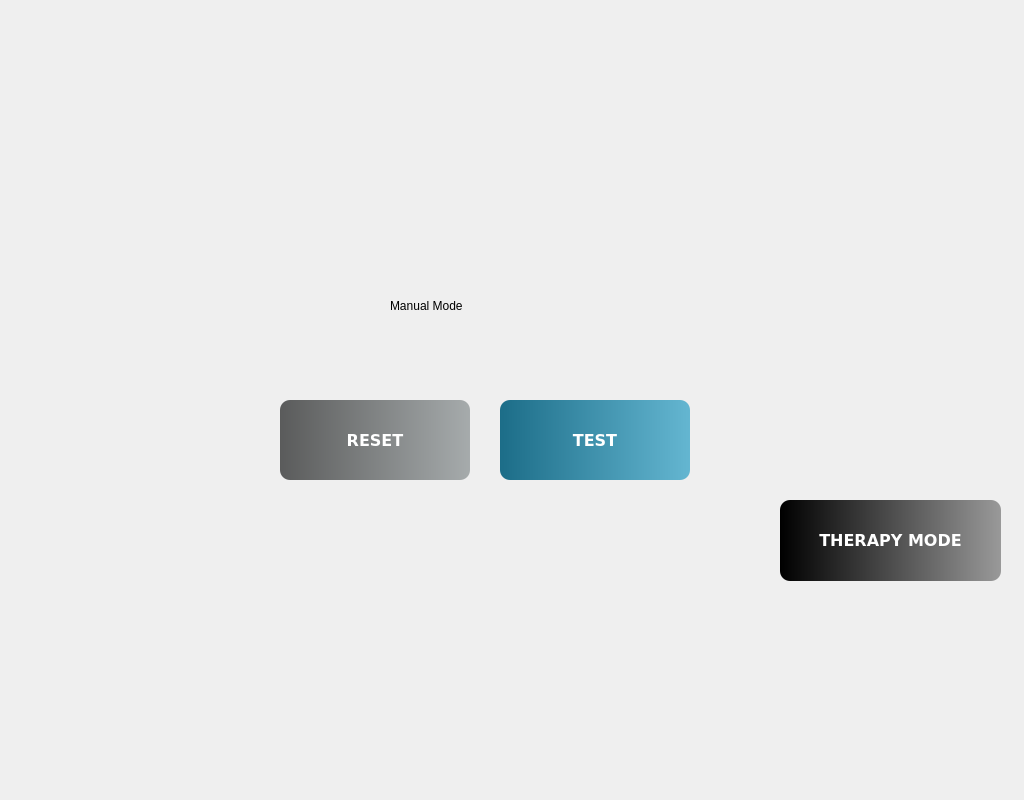
rexingere/rpt-senior-design, file bpt-ui/manualmode.ui: the form before one commit.
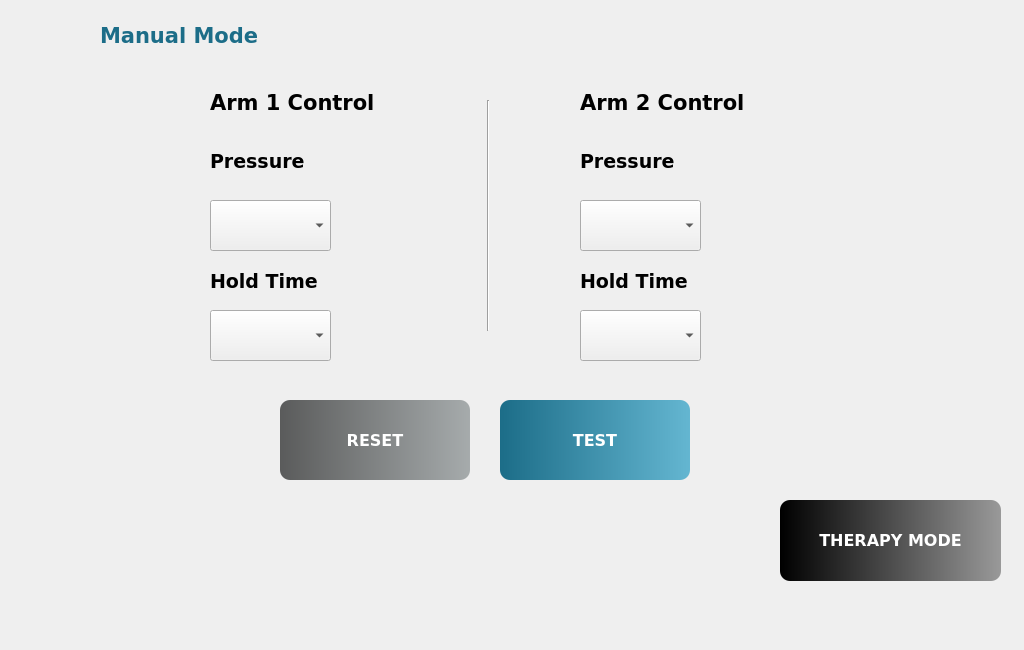
The form after the commit.

```diff
--- a/bpt-ui/manualmode.ui
+++ b/bpt-ui/manualmode.ui
@@ -7,13 +7,13 @@
     <x>0</x>
     <y>0</y>
     <width>1024</width>
-    <height>800</height>
+    <height>650</height>
    </rect>
   </property>
   <property name="minimumSize">
    <size>
     <width>1024</width>
-    <height>800</height>
+    <height>600</height>
    </size>
   </property>
   <property name="windowTitle">
@@ -22,14 +22,22 @@
   <widget class="QLabel" name="label">
    <property name="geometry">
     <rect>
-     <x>390</x>
-     <y>260</y>
+     <x>100</x>
+     <y>-10</y>
      <width>401</width>
      <height>91</height>
     </rect>
    </property>
+   <property name="font">
+    <font>
+     <family>DejaVu Sans</family>
+     <pointsize>14</pointsize>
+     <weight>75</weight>
+     <bold>true</bold>
+    </font>
+   </property>
    <property name="text">
-    <string>Manual Mode</string>
+    <string>&lt;html&gt;&lt;head/&gt;&lt;body&gt;&lt;p&gt;&lt;span style=&quot; font-size:16pt; color:#1c6d88;&quot;&gt;Manual Mode&lt;/span&gt;&lt;/p&gt;&lt;/body&gt;&lt;/html&gt;</string>
    </property>
   </widget>
   <widget class="QPushButton" name="btn_therapy_mode">
@@ -169,6 +177,220 @@
     <string/>
    </property>
   </widget>
+  <widget class="QLabel" name="label_3">
+   <property name="geometry">
+    <rect>
+     <x>580</x>
+     <y>90</y>
+     <width>191</width>
+     <height>31</height>
+    </rect>
+   </property>
+   <property name="font">
+    <font>
+     <family>DejaVu Sans</family>
+     <pointsize>14</pointsize>
+     <weight>75</weight>
+     <bold>true</bold>
+    </font>
+   </property>
+   <property name="text">
+    <string>&lt;html&gt;&lt;head/&gt;&lt;body&gt;&lt;p&gt;&lt;span style=&quot; font-size:16pt; color:#000000;&quot;&gt;Arm 2 Control&lt;/span&gt;&lt;/p&gt;&lt;/body&gt;&lt;/html&gt;</string>
+   </property>
+   <property name="alignment">
+    <set>Qt::AlignLeading|Qt::AlignLeft|Qt::AlignTop</set>
+   </property>
+  </widget>
+  <widget class="QLabel" name="label_4">
+   <property name="geometry">
+    <rect>
+     <x>210</x>
+     <y>90</y>
+     <width>171</width>
+     <height>41</height>
+    </rect>
+   </property>
+   <property name="font">
+    <font>
+     <family>DejaVu Sans</family>
+     <pointsize>14</pointsize>
+     <weight>75</weight>
+     <bold>true</bold>
+    </font>
+   </property>
+   <property name="text">
+    <string>&lt;html&gt;&lt;head/&gt;&lt;body&gt;&lt;p&gt;&lt;span style=&quot; font-size:16pt; color:#000000;&quot;&gt;Arm 1 Control&lt;/span&gt;&lt;/p&gt;&lt;/body&gt;&lt;/html&gt;</string>
+   </property>
+   <property name="alignment">
+    <set>Qt::AlignLeading|Qt::AlignLeft|Qt::AlignTop</set>
+   </property>
+  </widget>
+  <widget class="QLabel" name="label_5">
+   <property name="geometry">
+    <rect>
+     <x>210</x>
+     <y>150</y>
+     <width>401</width>
+     <height>31</height>
+    </rect>
+   </property>
+   <property name="font">
+    <font>
+     <family>DejaVu Sans</family>
+     <pointsize>14</pointsize>
+     <weight>75</weight>
+     <bold>true</bold>
+    </font>
+   </property>
+   <property name="text">
+    <string>&lt;html&gt;&lt;head/&gt;&lt;body&gt;&lt;p&gt;&lt;span style=&quot; color:#000000;&quot;&gt;Pressure&lt;/span&gt;&lt;/p&gt;&lt;/body&gt;&lt;/html&gt;</string>
+   </property>
+   <property name="alignment">
+    <set>Qt::AlignLeading|Qt::AlignLeft|Qt::AlignTop</set>
+   </property>
+  </widget>
+  <widget class="QLabel" name="label_6">
+   <property name="geometry">
+    <rect>
+     <x>580</x>
+     <y>150</y>
+     <width>141</width>
+     <height>31</height>
+    </rect>
+   </property>
+   <property name="font">
+    <font>
+     <family>DejaVu Sans</family>
+     <pointsize>14</pointsize>
+     <weight>75</weight>
+     <bold>true</bold>
+    </font>
+   </property>
+   <property name="text">
+    <string>&lt;html&gt;&lt;head/&gt;&lt;body&gt;&lt;p&gt;&lt;span style=&quot; color:#000000;&quot;&gt;Pressure&lt;/span&gt;&lt;/p&gt;&lt;/body&gt;&lt;/html&gt;</string>
+   </property>
+   <property name="alignment">
+    <set>Qt::AlignLeading|Qt::AlignLeft|Qt::AlignTop</set>
+   </property>
+  </widget>
+  <widget class="QLabel" name="label_7">
+   <property name="geometry">
+    <rect>
+     <x>210</x>
+     <y>270</y>
+     <width>141</width>
+     <height>31</height>
+    </rect>
+   </property>
+   <property name="font">
+    <font>
+     <family>DejaVu Sans</family>
+     <pointsize>14</pointsize>
+     <weight>75</weight>
+     <bold>true</bold>
+    </font>
+   </property>
+   <property name="text">
+    <string>&lt;html&gt;&lt;head/&gt;&lt;body&gt;&lt;p&gt;&lt;span style=&quot; color:#000000;&quot;&gt;Hold Time&lt;/span&gt;&lt;/p&gt;&lt;/body&gt;&lt;/html&gt;</string>
+   </property>
+   <property name="alignment">
+    <set>Qt::AlignLeading|Qt::AlignLeft|Qt::AlignTop</set>
+   </property>
+  </widget>
+  <widget class="Line" name="line">
+   <property name="geometry">
+    <rect>
+     <x>480</x>
+     <y>100</y>
+     <width>16</width>
+     <height>231</height>
+    </rect>
+   </property>
+   <property name="orientation">
+    <enum>Qt::Vertical</enum>
+   </property>
+  </widget>
+  <widget class="QLabel" name="label_8">
+   <property name="geometry">
+    <rect>
+     <x>580</x>
+     <y>270</y>
+     <width>131</width>
+     <height>31</height>
+    </rect>
+   </property>
+   <property name="font">
+    <font>
+     <family>DejaVu Sans</family>
+     <pointsize>14</pointsize>
+     <weight>75</weight>
+     <bold>true</bold>
+    </font>
+   </property>
+   <property name="text">
+    <string>&lt;html&gt;&lt;head/&gt;&lt;body&gt;&lt;p&gt;&lt;span style=&quot; color:#000000;&quot;&gt;Hold Time&lt;/span&gt;&lt;/p&gt;&lt;/body&gt;&lt;/html&gt;</string>
+   </property>
+   <property name="alignment">
+    <set>Qt::AlignLeading|Qt::AlignLeft|Qt::AlignTop</set>
+   </property>
+  </widget>
+  <widget class="QComboBox" name="pressure1_combo">
+   <property name="geometry">
+    <rect>
+     <x>210</x>
+     <y>200</y>
+     <width>121</width>
+     <height>51</height>
+    </rect>
+   </property>
+  </widget>
+  <widget class="QComboBox" name="hold1_combo">
+   <property name="geometry">
+    <rect>
+     <x>210</x>
+     <y>310</y>
+     <width>121</width>
+     <height>51</height>
+    </rect>
+   </property>
+  </widget>
+  <widget class="QComboBox" name="pressure2_combo">
+   <property name="geometry">
+    <rect>
+     <x>580</x>
+     <y>200</y>
+     <width>121</width>
+     <height>51</height>
+    </rect>
+   </property>
+  </widget>
+  <widget class="QComboBox" name="hold2_combo">
+   <property name="geometry">
+    <rect>
+     <x>580</x>
+     <y>310</y>
+     <width>121</width>
+     <height>51</height>
+    </rect>
+   </property>
+  </widget>
+  <zorder>label</zorder>
+  <zorder>btn_therapy_mode</zorder>
+  <zorder>btn_test</zorder>
+  <zorder>btn_reset</zorder>
+  <zorder>btn_help</zorder>
+  <zorder>btn_back</zorder>
+  <zorder>label_4</zorder>
+  <zorder>label_5</zorder>
+  <zorder>label_6</zorder>
+  <zorder>label_7</zorder>
+  <zorder>line</zorder>
+  <zorder>label_8</zorder>
+  <zorder>pressure1_combo</zorder>
+  <zorder>hold1_combo</zorder>
+  <zorder>pressure2_combo</zorder>
+  <zorder>hold2_combo</zorder>
+  <zorder>label_3</zorder>
  </widget>
  <resources/>
  <connections/>
```
